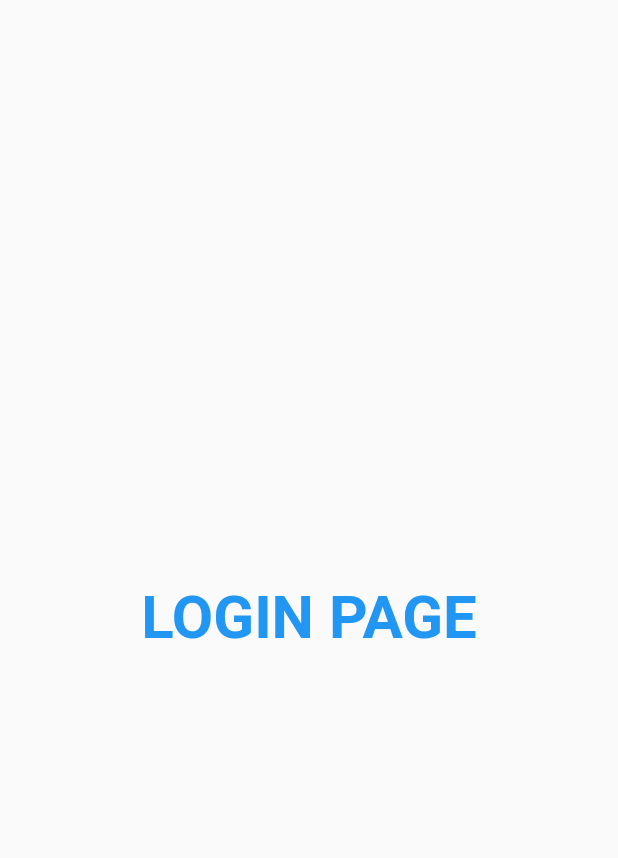
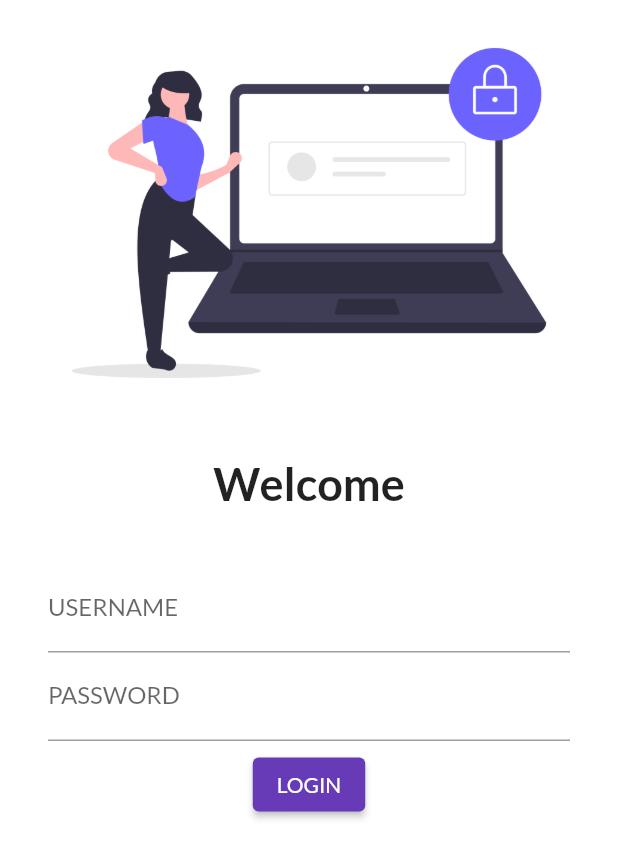
Before and after one commit to Eshan-Srivatava/30DaysOfFlutter, a Flutter app: the screen it shows after launch, on a phone screen of 412 x 824 dp. Shown: the top 858 px of the screen. Run offline on Flutter 3.47's test engine with Material 2 defaults, Android fonts, the phone set to English and light mode, and no system bars; our stand-ins replace google_fonts.

Commit message:
day 4 completed

```diff
--- a/lib/main.dart
+++ b/lib/main.dart
@@ -1,7 +1,6 @@
 import 'package:flutter/material.dart';
-import 'package:flutter_catalog/pages/home_page.dart';
 import 'package:flutter_catalog/pages/login_page.dart';
-import 'pages/home_page.dart';
+import 'package:google_fonts/google_fonts.dart';
 
 void main() {
   runApp(MyApp());
@@ -14,7 +13,10 @@ class MyApp extends StatelessWidget {
   Widget build(BuildContext context) {
     return MaterialApp(
       themeMode: ThemeMode.light,
-      theme: ThemeData(primarySwatch: Colors.deepPurple),
+      theme: ThemeData(
+        primarySwatch: Colors.deepPurple,
+        fontFamily: GoogleFonts.lato().fontFamily,
+      ),
       darkTheme: ThemeData(
         brightness: Brightness.dark,
       ),
--- a/lib/pages/login_page.dart
+++ b/lib/pages/login_page.dart
@@ -5,18 +5,52 @@ class LoginPage extends StatelessWidget {
 
   @override
   Widget build(BuildContext context) {
-    return const Material(
-      child: Center(
-        child: Text(
-          "LOGIN PAGE",
-          style: TextStyle(
-            fontSize: 20,
-            color: Colors.blue,
-            fontWeight: FontWeight.bold,
-          ),
-          textScaleFactor: 2.0,
-        ),
-      ),
-    );
+    return Material(
+        color: Colors.white,
+        child: Column(
+          children: [
+            Image.asset(
+              "assets/images/login_page.png",
+              fit: BoxFit.cover,
+            ),
+            const SizedBox(
+              height: 20.0,
+            ),
+            const Text(
+              "Welcome",
+              style: TextStyle(fontSize: 30, fontWeight: FontWeight.bold),
+            ),
+            const SizedBox(
+              height: 20.0,
+            ),
+            Padding(
+              padding:
+                  const EdgeInsets.symmetric(vertical: 16.0, horizontal: 32.0),
+              child: Column(
+                children: [
+                  TextFormField(
+                    decoration: const InputDecoration(
+                        hintText: "enter username", labelText: "USERNAME"),
+                  ),
+                  TextFormField(
+                    obscureText: true,
+                    decoration: const InputDecoration(
+                        hintText: "enter password", labelText: "PASSWORD"),
+                  ),
+                  const SizedBox(
+                    height: 5.0,
+                  ),
+                  ElevatedButton(
+                    child:  const Text("LOGIN"),
+                    style: TextButton.styleFrom(),
+                    onPressed: () {
+                      print("hii eshan");
+                    },
+                  )
+                ],
+              ),
+            )
+          ],
+        ));
   }
 }
--- a/pubspec.yaml
+++ b/pubspec.yaml
@@ -34,7 +34,7 @@ dependencies:
   # The following adds the Cupertino Icons font to your application.
   # Use with the CupertinoIcons class for iOS style icons.
   cupertino_icons: ^1.0.2
-
+  google_fonts: ^3.0.1
 dev_dependencies:
   flutter_test:
     sdk: flutter
@@ -58,8 +58,8 @@ flutter:
   uses-material-design: true
 
   # To add assets to your application, add an assets section, like this:
-  # assets:
-  #   - images/a_dot_burr.jpeg
+  assets:
+    - assets/images/
   #   - images/a_dot_ham.jpeg
 
   # An image asset can refer to one or more resolution-specific "variants", see
```
Also changed, not shown: assets/images/login_page.png (added), pubspec.lock.
